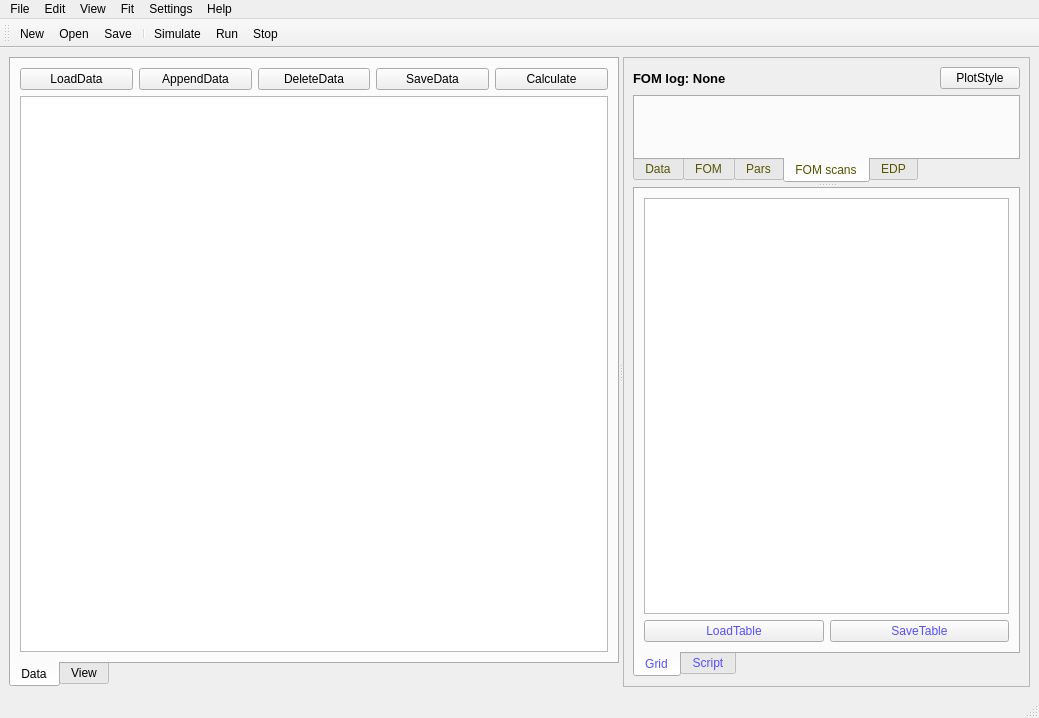
First picture: the form in scripts/SuperRod/superrod.ui, repository jackey-qiu/DaFy_P23, before the edit.
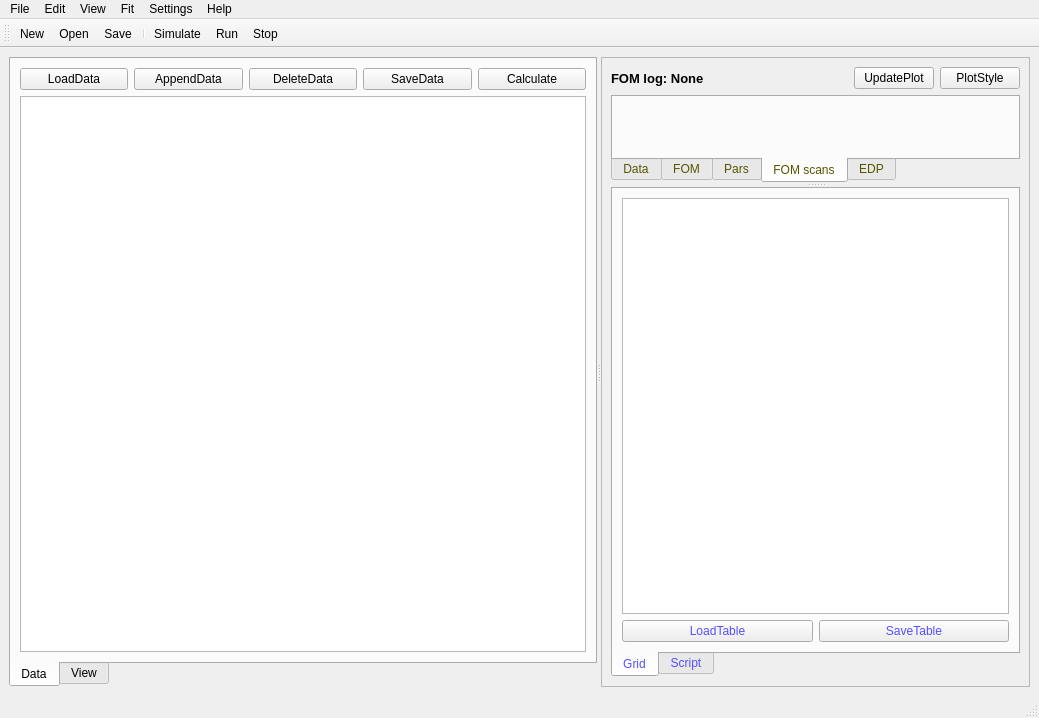
Second picture: the form after the edit. Custom widgets are drawn as their Qt base class.

Commit message: add func to update plot during fit instead of updating all the time

```diff
--- a/scripts/SuperRod/superrod.ui
+++ b/scripts/SuperRod/superrod.ui
@@ -150,6 +150,13 @@
             </property>
            </spacer>
           </item>
+          <item>
+           <widget class="QPushButton" name="pushButton_update_plot">
+            <property name="text">
+             <string>UpdatePlot</string>
+            </property>
+           </widget>
+          </item>
           <item>
            <widget class="QPushButton" name="pushButton_plot_style">
             <property name="text">
```
Left out of the diff: 4 changed lines with no effect on the pictures. The commit also changes 2 other files.
